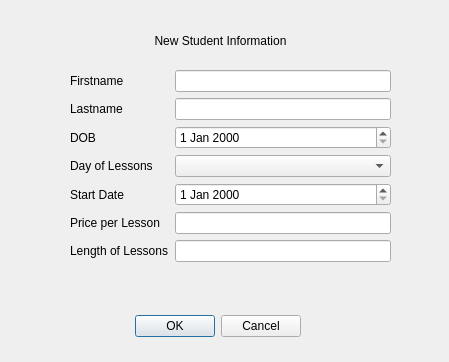
This is RecordManager/studentmanagement.ui in jonny21099/StudentRecordManager as Qt 5 draws it before an edit. The edited form follows.
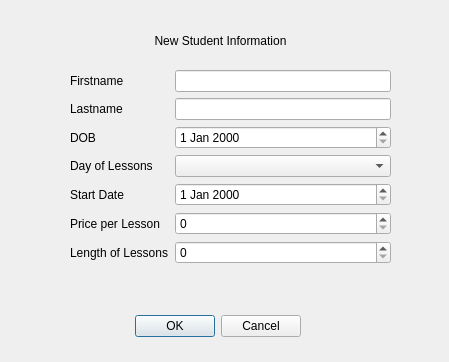
This is the edited form.

Diff of the .ui file:
```diff
--- a/RecordManager/studentmanagement.ui
+++ b/RecordManager/studentmanagement.ui
@@ -35,7 +35,7 @@
      <x>70</x>
      <y>70</y>
      <width>321</width>
-     <height>221</height>
+     <height>253</height>
     </rect>
    </property>
    <layout class="QFormLayout" name="formLayout">
@@ -47,7 +47,7 @@
      </widget>
     </item>
     <item row="0" column="1">
-     <widget class="QLineEdit" name="lineEdit"/>
+     <widget class="QLineEdit" name="firstname"/>
     </item>
     <item row="1" column="0">
      <widget class="QLabel" name="label_2">
@@ -57,7 +57,7 @@
      </widget>
     </item>
     <item row="1" column="1">
-     <widget class="QLineEdit" name="lineEdit_2"/>
+     <widget class="QLineEdit" name="lastname"/>
     </item>
     <item row="2" column="0">
      <widget class="QLabel" name="label_3">
@@ -66,6 +66,9 @@
       </property>
      </widget>
     </item>
+    <item row="2" column="1">
+     <widget class="QDateEdit" name="dateofbirth"/>
+    </item>
     <item row="3" column="0">
      <widget class="QLabel" name="label_6">
       <property name="text">
@@ -73,36 +76,6 @@
       </property>
      </widget>
     </item>
-    <item row="4" column="0">
-     <widget class="QLabel" name="label_5">
-      <property name="text">
-       <string>Start Date</string>
-      </property>
-     </widget>
-    </item>
-    <item row="5" column="0">
-     <widget class="QLabel" name="label_4">
-      <property name="text">
-       <string>Price per Lesson</string>
-      </property>
-     </widget>
-    </item>
-    <item row="5" column="1">
-     <widget class="QLineEdit" name="lineEdit_4"/>
-    </item>
-    <item row="6" column="0">
-     <widget class="QLabel" name="label_7">
-      <property name="text">
-       <string>Length of Lessons</string>
-      </property>
-     </widget>
-    </item>
-    <item row="6" column="1">
-     <widget class="QLineEdit" name="lineEdit_7"/>
-    </item>
-    <item row="2" column="1">
-     <widget class="QDateEdit" name="dateofbirth"/>
-    </item>
     <item row="3" column="1">
      <widget class="QComboBox" name="dayOfLessonsBox">
       <property name="editable">
@@ -113,9 +86,36 @@
       </property>
      </widget>
     </item>
+    <item row="4" column="0">
+     <widget class="QLabel" name="label_5">
+      <property name="text">
+       <string>Start Date</string>
+      </property>
+     </widget>
+    </item>
     <item row="4" column="1">
      <widget class="QDateEdit" name="startdate"/>
     </item>
+    <item row="6" column="0">
+     <widget class="QLabel" name="label_4">
+      <property name="text">
+       <string>Price per Lesson</string>
+      </property>
+     </widget>
+    </item>
+    <item row="6" column="1">
+     <widget class="QSpinBox" name="pricing"/>
+    </item>
+    <item row="8" column="0">
+     <widget class="QLabel" name="label_7">
+      <property name="text">
+       <string>Length of Lessons</string>
+      </property>
+     </widget>
+    </item>
+    <item row="8" column="1">
+     <widget class="QSpinBox" name="lengthoflessons"/>
+    </item>
    </layout>
   </widget>
   <widget class="QLabel" name="informationLabel">
```
